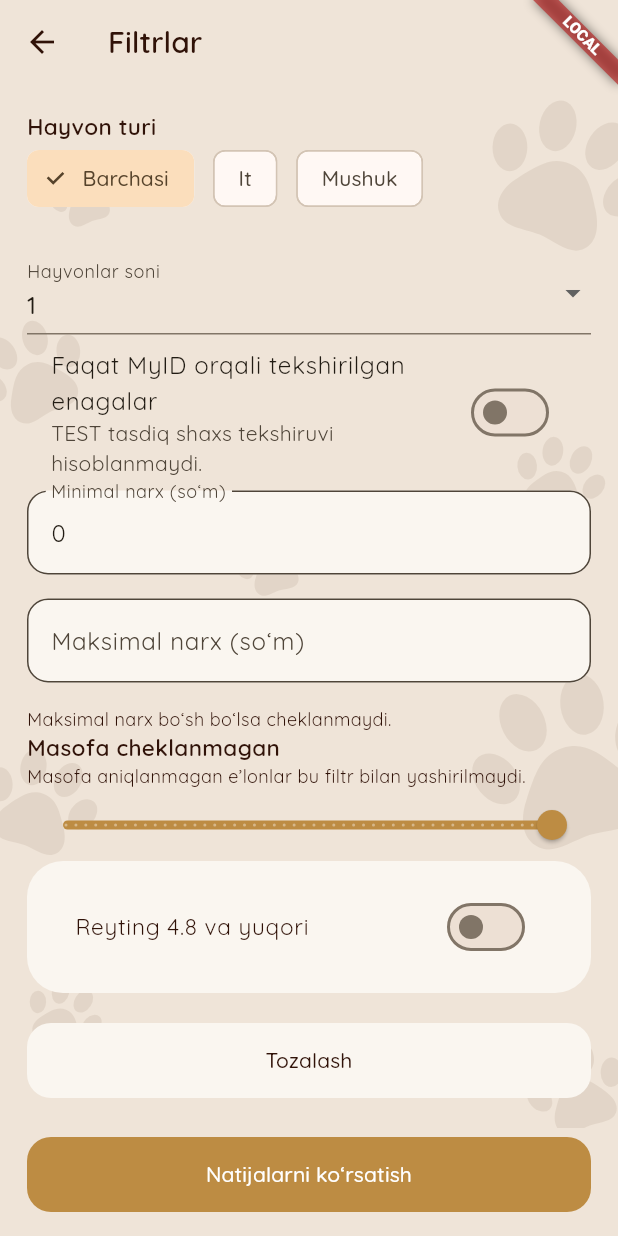
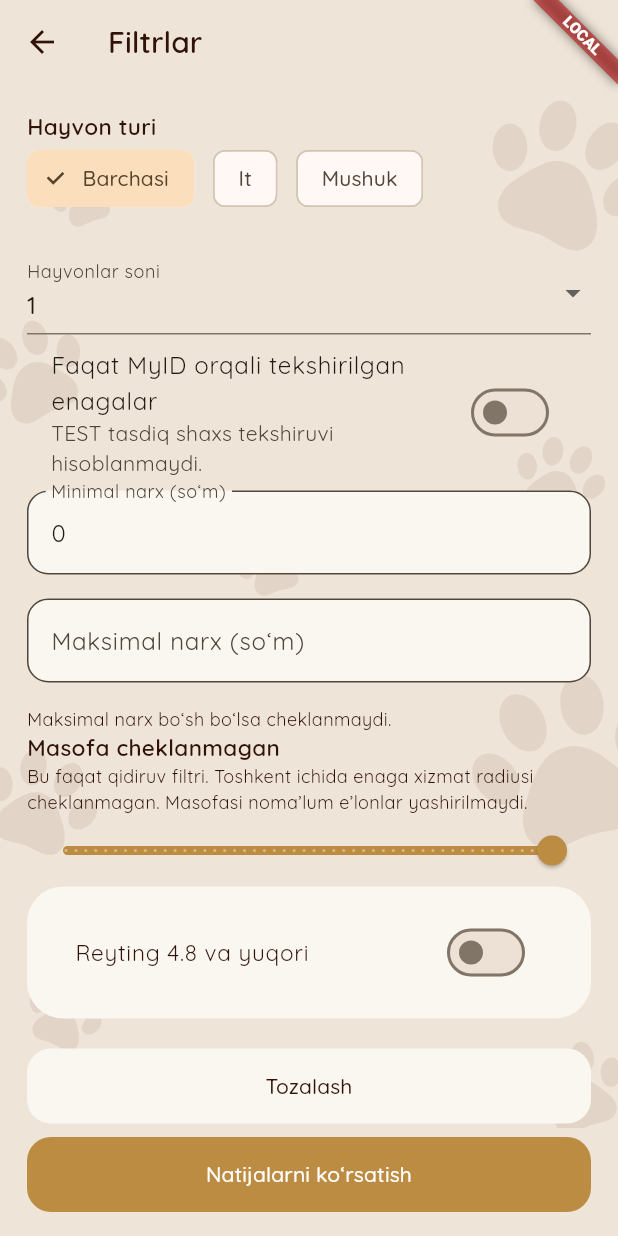
Before and after one commit to umar200000/momiq_app, a Flutter app: the CustomerSearchPage widget shown alone on an empty page, opened directly with empty values, after a tap on the "tune" icon, on a phone screen of 412 x 824 dp. Run offline on Flutter 3.47's test engine with Material 3 defaults, Android fonts, the phone set to English and light mode, and no system bars; our stand-ins replace flutter_secure_storage, flutter_svg, geolocator, image_picker, shared_preferences; missing offline and left inert: cryptography, gal, map_launcher, yandex_maps_mapkit; accounts and stored records are empty; network calls fail; statements that could not run were skipped.

Commit message:
Send approximate discovery coordinates and support browsing without GPS

```diff
--- a/lib/features/customer/data/customer_feed_repository.dart
+++ b/lib/features/customer/data/customer_feed_repository.dart
@@ -56,8 +56,19 @@ class ApiCustomerFeedRepository extends CustomerFeedRepository {
     if ((startsAt == null) != (endsAt == null)) {
       throw ArgumentError('Both dates required');
     }
+    if (location != null &&
+        (!location.latitude.isFinite ||
+            !location.longitude.isFinite ||
+            location.latitude.abs() > 90 ||
+            location.longitude.abs() > 180)) {
+      throw ArgumentError('Invalid location');
+    }
     final parameters = {
       ...filters,
+      'region': 'tashkent',
+      // Discovery uses approximate points; do not send precise GPS coordinates.
+      if (location != null) 'lat': location.latitude.toStringAsFixed(2),
+      if (location != null) 'lon': location.longitude.toStringAsFixed(2),
       if (startsAt != null) 'startsAt': startsAt.toUtc().toIso8601String(),
       if (endsAt != null) 'endsAt': endsAt.toUtc().toIso8601String(),
       'after': ?after,
--- a/lib/features/customer/presentation/customer_discovery.dart
+++ b/lib/features/customer/presentation/customer_discovery.dart
@@ -39,7 +39,7 @@ class SitterCard extends StatelessWidget {
                   cRating(customerReviewSummary(store, sitter)),
                   cText(
                     sitter['distance'] is num
-                        ? '${(sitter['distance'] as num).toStringAsFixed(1)} km'
+                        ? '≈ ${(sitter['distance'] as num).toStringAsFixed(1)} km'
                         : 'Masofa aniqlanmagan',
                     size: 12,
                   ),
@@ -148,6 +148,8 @@ class _CustomerSearchPageState extends State<CustomerSearchPage>
           'animals': '${_filter['animals'] ?? 1}',
           if (_filter['verified'] == true) 'verified': '1',
           if (_filter['rating'] == true) 'minRating': '4.8',
+          if (_filter['distance'] != null && widget.store.feedLocation != null)
+            'maxDistance': '${_filter['distance']}',
           if (_search.text.trim().isNotEmpty) 'q': _search.text.trim(),
           if (widget.favoritesOnly) 'favorites': '1',
         },
@@ -199,7 +201,10 @@ class _CustomerSearchPageState extends State<CustomerSearchPage>
   Future<void> _filters() async {
     final next = await cPush<CJson>(
       context,
-      CustomerFilterPage(initial: _filter),
+      CustomerFilterPage(
+        initial: _filter,
+        hasLocation: widget.store.feedLocation != null,
+      ),
     );
     if (next != null && mounted) {
       setState(() => _filter = next);
@@ -246,6 +251,23 @@ class _CustomerSearchPageState extends State<CustomerSearchPage>
           ),
         ],
         children: [
+          cText('Hudud: Toshkent', bold: true),
+          cText(
+            widget.store.feedLocation == null
+                ? 'Joylashuvsiz Toshkent bo‘yicha qidiruv. Masofa hisoblanmaydi.'
+                : 'Yaqin enagalar avval. Masofa taxminiy, to‘g‘ri chiziq bo‘yicha; yo‘l uzunligi emas.',
+            size: 12,
+          ),
+          if (widget.store.feedLocation != null)
+            TextButton(
+              key: const ValueKey('searchWithoutLocation'),
+              onPressed: () {
+                widget.store.feedLocation = null;
+                setState(() => _filter['distance'] = null);
+                _refresh();
+              },
+              child: const Text('Joylashuvsiz Toshkent bo‘yicha qidirish'),
+            ),
           TextField(
             key: const ValueKey('customerSearch'),
             controller: _search,
@@ -490,8 +512,13 @@ class _DiscoveryDatesPageState extends State<DiscoveryDatesPage> {
 }
 
 class CustomerFilterPage extends StatefulWidget {
-  const CustomerFilterPage({super.key, required this.initial});
+  const CustomerFilterPage({
+    super.key,
+    required this.initial,
+    this.hasLocation = false,
+  });
   final CJson initial;
+  final bool hasLocation;
   @override
   State<CustomerFilterPage> createState() => _CustomerFilterPageState();
 }
@@ -527,7 +554,7 @@ class _CustomerFilterPageState extends State<CustomerFilterPage> {
       'pet': _pet,
       'min': min,
       'max': max,
-      'distance': _distance,
+      'distance': widget.hasLocation ? _distance : null,
       'rating': _rating,
       'animals': _animals,
       'verified': _verified,
@@ -586,16 +613,21 @@ class _CustomerFilterPageState extends State<CustomerFilterPage> {
         bold: true,
       ),
       cText(
-        'Masofa aniqlanmagan e’lonlar bu filtr bilan yashirilmaydi.',
+        widget.hasLocation
+            ? 'Bu faqat qidiruv filtri. Toshkent ichida enaga xizmat radiusi cheklanmagan. Masofasi noma’lum e’lonlar yashirilmaydi.'
+            : 'Masofa filtri uchun bosh sahifada joylashuvni yoqing. Toshkent bo‘yicha qidiruv ochiq.',
         size: 12,
       ),
       Slider(
+        key: const ValueKey('filterDistance'),
         value: _distance ?? 50,
         min: 1,
         max: 50,
         divisions: 49,
         activeColor: listingGold,
-        onChanged: (v) => setState(() => _distance = v),
+        onChanged: widget.hasLocation
+            ? (v) => setState(() => _distance = v)
+            : null,
       ),
       cCard(
         SwitchListTile(
```
Also changed, not shown: 1 other file.
